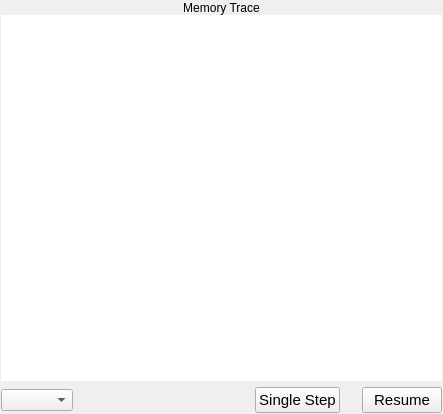
Above: memorytracepane.ui from WarlockD/pep8-1 before the change. Below: the same form after it.
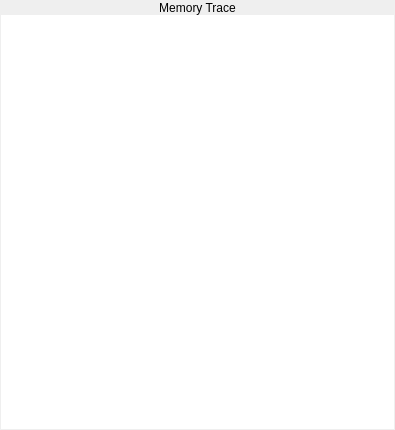
That is the form after the change.

Commit message: Moved the trace buttons to the listing pane.

```diff
--- a/memorytracepane.ui
+++ b/memorytracepane.ui
@@ -6,8 +6,8 @@
    <rect>
     <x>0</x>
     <y>0</y>
-    <width>443</width>
-    <height>414</height>
+    <width>395</width>
+    <height>430</height>
    </rect>
   </property>
   <property name="sizePolicy">
@@ -25,20 +25,13 @@
   <property name="windowTitle">
    <string>Form</string>
   </property>
-  <layout class="QVBoxLayout" name="verticalLayout_3">
-   <property name="margin">
-    <number>1</number>
-   </property>
-   <item>
-    <layout class="QVBoxLayout" name="verticalLayout_2">
-     <property name="spacing">
-      <number>6</number>
-     </property>
-     <item>
       <layout class="QVBoxLayout" name="verticalLayout">
        <property name="spacing">
         <number>0</number>
        </property>
+   <property name="margin">
+    <number>1</number>
+   </property>
        <item>
         <widget class="QLabel" name="pepMemoryTraceLabel">
          <property name="sizePolicy">
@@ -140,91 +133,6 @@
           <enum>QFrame::NoFrame</enum>
          </property>
         </widget>
-       </item>
-      </layout>
-     </item>
-     <item>
-      <layout class="QHBoxLayout" name="horizontalLayout">
-       <item>
-        <widget class="QComboBox" name="pepMemTraceComboBox"/>
-       </item>
-       <item>
-        <spacer>
-         <property name="orientation">
-          <enum>Qt::Horizontal</enum>
-         </property>
-         <property name="sizeHint" stdset="0">
-          <size>
-           <width>16</width>
-           <height>21</height>
-          </size>
-         </property>
-        </spacer>
-       </item>
-       <item>
-        <widget class="QPushButton" name="pepMemSingleStepPushButton">
-         <property name="font">
-          <font>
-           <family>Lucida Grande</family>
-           <pointsize>11</pointsize>
-           <weight>50</weight>
-           <italic>false</italic>
-           <bold>false</bold>
-           <underline>false</underline>
-           <strikeout>false</strikeout>
-          </font>
-         </property>
-         <property name="text">
-          <string>Single Step</string>
-         </property>
-        </widget>
-       </item>
-       <item>
-        <widget class="QFrame" name="frame">
-         <property name="minimumSize">
-          <size>
-           <width>10</width>
-           <height>5</height>
-          </size>
-         </property>
-         <property name="maximumSize">
-          <size>
-           <width>10</width>
-           <height>5</height>
-          </size>
-         </property>
-         <property name="frameShape">
-          <enum>QFrame::NoFrame</enum>
-         </property>
-         <property name="frameShadow">
-          <enum>QFrame::Raised</enum>
-         </property>
-         <property name="lineWidth">
-          <number>1</number>
-         </property>
-        </widget>
-       </item>
-       <item>
-        <widget class="QPushButton" name="pepMemResumePushButton">
-         <property name="font">
-          <font>
-           <family>Lucida Grande</family>
-           <pointsize>11</pointsize>
-           <weight>50</weight>
-           <italic>false</italic>
-           <bold>false</bold>
-           <underline>false</underline>
-           <strikeout>false</strikeout>
-          </font>
-         </property>
-         <property name="text">
-          <string>Resume</string>
-         </property>
-        </widget>
-       </item>
-      </layout>
-     </item>
-    </layout>
    </item>
   </layout>
  </widget>
```
Lines whose indentation alone changed are shown as unchanged. The commit also changes 5 other files.
